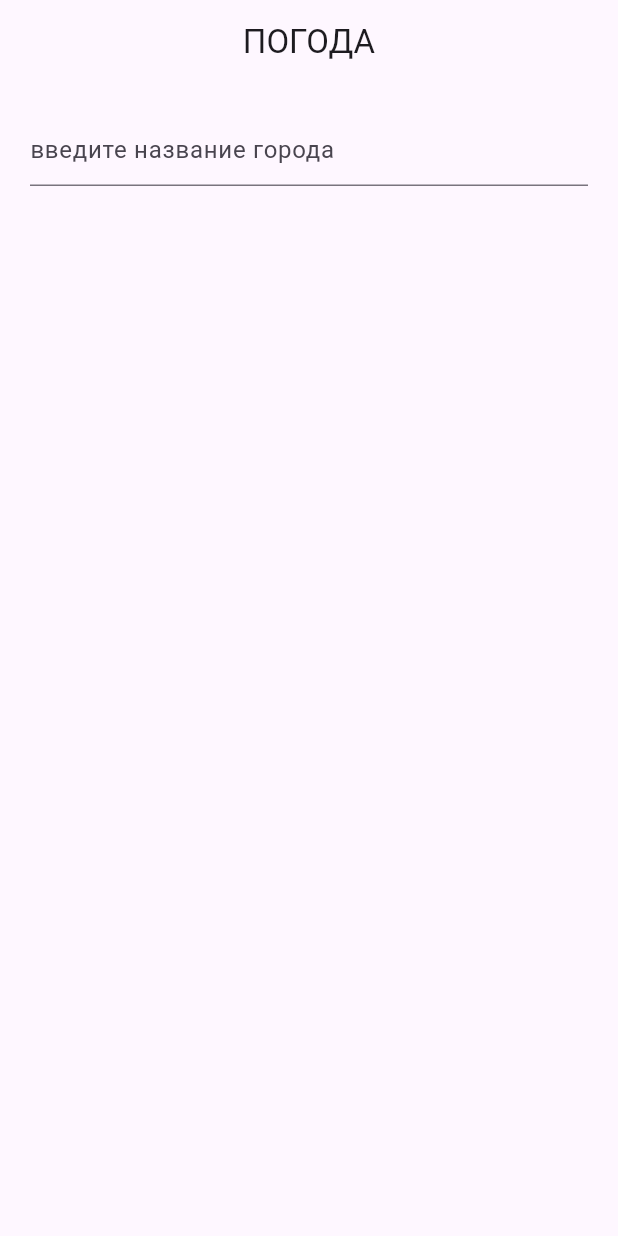
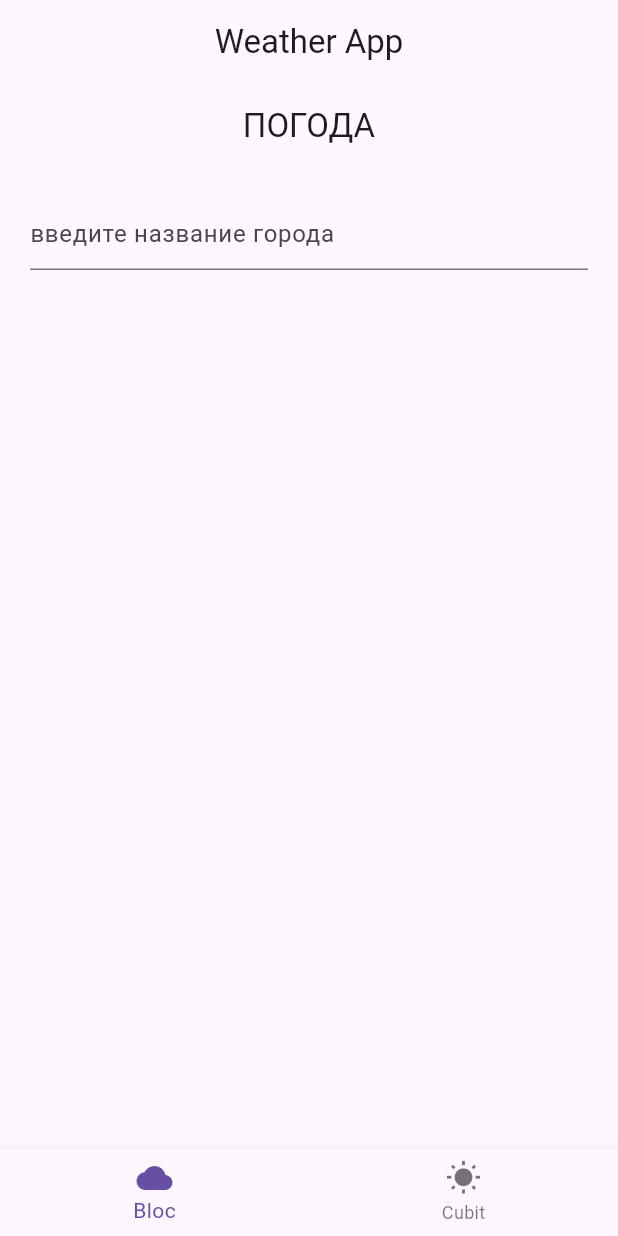
Before and after one commit to slavamorozov23/flutter-tdd-apps-learning---weather-app---bloc, a Flutter app: the screen it shows after launch, on a phone screen of 412 x 824 dp. Run offline on Flutter 3.47's test engine with Material 3 defaults, Android fonts, the phone set to English and light mode, and no system bars; our stand-ins replace bloc, dartz, equatable, flutter_bloc, get_it, rxdart.

Commit message:
cubit + tests
* добавил cubit реализацию логики
* добавил файлы тестирования cubit
* добавил getit инъекцию cubit

```diff
--- a/lib/injection_container.dart
+++ b/lib/injection_container.dart
@@ -5,11 +5,13 @@ import 'package:tddlearning/domain/repositories/weather_repository.dart';
 import 'package:tddlearning/domain/usecases/get_current_weather.dart';
 import 'package:tddlearning/presentation/bloc/weather_bloc.dart';
 import 'package:http/http.dart' as http;
+import 'package:tddlearning/presentation/cubit/weather_cubit.dart';
 
 final locator = GetIt.instance;
 
 void setupLocator() {
   locator.registerFactory(() => WeatherBloc(locator()));
+  locator.registerFactory(() => WeatherCubit(locator()));
 
   locator.registerLazySingleton(() => GetCurrentWeatherUseCase(locator()));
 
--- a/lib/main.dart
+++ b/lib/main.dart
@@ -2,6 +2,8 @@ import 'package:flutter/material.dart';
 import 'package:flutter_bloc/flutter_bloc.dart';
 import 'package:tddlearning/injection_container.dart';
 import 'package:tddlearning/presentation/bloc/weather_bloc.dart';
+import 'package:tddlearning/presentation/cubit/weather_cubit.dart';
+import 'package:tddlearning/presentation/pages/weather_cubit_page.dart';
 import 'package:tddlearning/presentation/pages/weather_page.dart';
 
 void main() {
@@ -17,10 +19,58 @@ class MainApp extends StatelessWidget {
     return MultiBlocProvider(
       providers: [
         BlocProvider(create: (_) => locator<WeatherBloc>()),
+        BlocProvider(create: (_) => locator<WeatherCubit>()),
       ],
       child: const MaterialApp(
-        home: WeatherPage(),
+        home: HomePage(),
       ),
     );
   }
 }
+
+class HomePage extends StatefulWidget {
+  const HomePage({super.key});
+
+  @override
+  _HomePageState createState() => _HomePageState();
+}
+
+class _HomePageState extends State<HomePage> {
+  int _selectedIndex = 0;
+
+  static const List<Widget> _pages = <Widget>[
+    WeatherPage(),
+    WeatherCubitPage(),
+  ];
+
+  void _onItemTapped(int index) {
+    setState(() {
+      _selectedIndex = index;
+    });
+  }
+
+  @override
+  Widget build(BuildContext context) {
+    return Scaffold(
+      appBar: AppBar(
+        title: const Text('Weather App'),
+        centerTitle: true,
+      ),
+      body: _pages[_selectedIndex],
+      bottomNavigationBar: BottomNavigationBar(
+        items: const <BottomNavigationBarItem>[
+          BottomNavigationBarItem(
+            icon: Icon(Icons.cloud),
+            label: 'Bloc',
+          ),
+          BottomNavigationBarItem(
+            icon: Icon(Icons.wb_sunny),
+            label: 'Cubit',
+          ),
+        ],
+        currentIndex: _selectedIndex,
+        onTap: _onItemTapped,
+      ),
+    );
+  }
+}
--- /dev/null
+++ b/lib/presentation/cubit/weather_state.dart
@@ -0,0 +1,30 @@
+part of 'weather_cubit.dart';
+
+sealed class WeatherState extends Equatable {
+  const WeatherState();
+
+  @override
+  List<Object> get props => [];
+}
+
+class WeatherEmpty extends WeatherState {}
+
+class WeatherLoading extends WeatherState {}
+
+class WeatherLoaded extends WeatherState {
+  final WeatherEntity result;
+
+  const WeatherLoaded(this.result);
+
+  @override
+  List<Object> get props => [result];
+}
+
+class WeatherLoadFailure extends WeatherState {
+  final String message;
+
+  const WeatherLoadFailure(this.message);
+
+  @override
+  List<Object> get props => [message];
+}
```
Also changed, not shown: lib/presentation/cubit/weather_cubit.dart (added, +32 -0 lines), lib/presentation/pages/weather_cubit_page.dart (added, +163 -0 lines), 2 other files.
